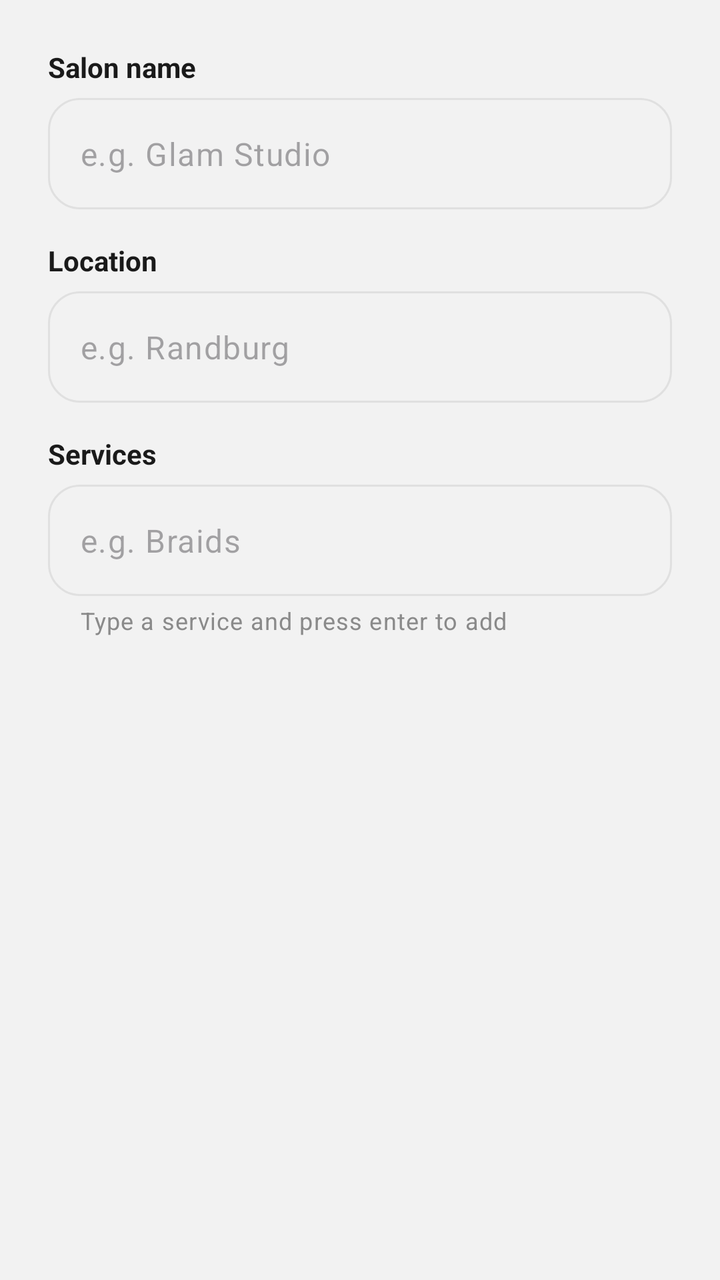
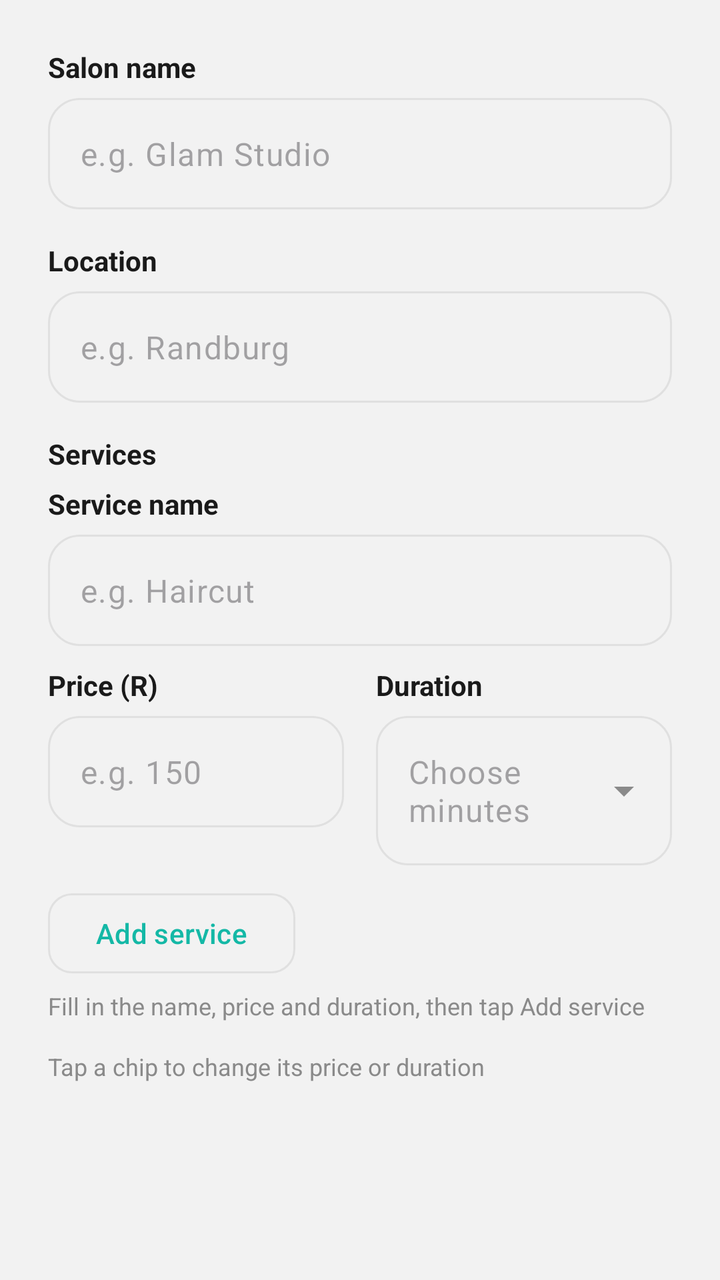

Compare the two renders of this Android layout. The source of the first and the diff that turns it into the second are given below.
<!-- AndroidManifest.xml: application theme Theme.HairGo -->
<!-- res/layout/dialog_add_salon.xml -->
<?xml version="1.0" encoding="utf-8"?>
<LinearLayout
    xmlns:android="http://schemas.android.com/apk/res/android"
    xmlns:app="http://schemas.android.com/apk/res-auto"
    android:layout_width="match_parent"
    android:layout_height="wrap_content"
    android:orientation="vertical"
    android:padding="24dp">

    <TextView
        android:layout_width="wrap_content"
        android:layout_height="wrap_content"
        android:layout_marginBottom="6dp"
        android:text="Salon name"
        android:textColor="@color/text_primary"
        android:textSize="14sp"
        android:textStyle="bold" />

    <com.google.android.material.textfield.TextInputLayout
        android:id="@+id/tilSalonName"
        style="@style/Widget.Material3.TextInputLayout.OutlinedBox"
        android:layout_width="match_parent"
        android:layout_height="wrap_content"
        app:boxCornerRadiusBottomEnd="16dp"
        app:boxCornerRadiusBottomStart="16dp"
        app:boxCornerRadiusTopEnd="16dp"
        app:boxCornerRadiusTopStart="16dp"
        app:hintEnabled="false">

        <com.google.android.material.textfield.TextInputEditText
            android:id="@+id/etSalonName"
            android:layout_width="match_parent"
            android:layout_height="wrap_content"
            android:hint="e.g. Glam Studio"
            android:inputType="textCapWords" />
    </com.google.android.material.textfield.TextInputLayout>

    <TextView
        android:layout_width="wrap_content"
        android:layout_height="wrap_content"
        android:layout_marginTop="16dp"
        android:layout_marginBottom="6dp"
        android:text="Location"
        android:textColor="@color/text_primary"
        android:textSize="14sp"
        android:textStyle="bold" />

    <com.google.android.material.textfield.TextInputLayout
        android:id="@+id/tilSalonLocation"
        style="@style/Widget.Material3.TextInputLayout.OutlinedBox"
        android:layout_width="match_parent"
        android:layout_height="wrap_content"
        app:boxCornerRadiusBottomEnd="16dp"
        app:boxCornerRadiusBottomStart="16dp"
        app:boxCornerRadiusTopEnd="16dp"
        app:boxCornerRadiusTopStart="16dp"
        app:hintEnabled="false">

        <com.google.android.material.textfield.TextInputEditText
            android:id="@+id/etSalonLocation"
            android:layout_width="match_parent"
            android:layout_height="wrap_content"
            android:hint="e.g. Randburg"
            android:inputType="textCapWords" />
    </com.google.android.material.textfield.TextInputLayout>

    <TextView
        android:layout_width="wrap_content"
        android:layout_height="wrap_content"
        android:layout_marginTop="16dp"
        android:layout_marginBottom="6dp"
        android:text="Services"
        android:textColor="@color/text_primary"
        android:textSize="14sp"
        android:textStyle="bold" />

    <com.google.android.material.textfield.TextInputLayout
        android:id="@+id/tilSalonService"
        style="@style/Widget.Material3.TextInputLayout.OutlinedBox"
        android:layout_width="match_parent"
        android:layout_height="wrap_content"
        app:boxCornerRadiusBottomEnd="16dp"
        app:boxCornerRadiusBottomStart="16dp"
        app:boxCornerRadiusTopEnd="16dp"
        app:boxCornerRadiusTopStart="16dp"
        app:hintEnabled="false"
        app:helperText="Type a service and press enter to add">

        <com.google.android.material.textfield.TextInputEditText
            android:id="@+id/etSalonService"
            android:layout_width="match_parent"
            android:layout_height="wrap_content"
            android:hint="e.g. Braids"
            android:imeOptions="actionDone"
            android:inputType="textCapWords" />
    </com.google.android.material.textfield.TextInputLayout>

    <com.google.android.material.chip.ChipGroup
        android:id="@+id/chipGroupServices"
        android:layout_width="match_parent"
        android:layout_height="wrap_content"
        android:layout_marginTop="8dp"
        app:singleLine="false" />

</LinearLayout>
<!-- resources referenced by this layout -->
<resources>
  <color name="text_primary">#1A1A1A</color>
  <style name="Theme.HairGo" parent="Base.Theme.HairGo">
          <item name="snackbarStyle">@style/Widget.HairGo.Snackbar</item>
      </style>
  <style name="Base.Theme.HairGo" parent="Theme.Material3.DayNight.NoActionBar">
          <item name="colorPrimary">@color/teal</item>
          <item name="colorOnPrimary">@color/white</item>
          <item name="colorSurface">@color/surface</item>
          <item name="colorOnSurface">@color/text_primary</item>
          <item name="colorSurfaceVariant">@color/grey_light</item>
          <item name="colorOnSurfaceVariant">@color/grey_medium</item>
          <item name="colorOutline">@color/grey_border</item>
          <item name="android:colorBackground">@color/grey_light</item>
      </style>
  <style name="Widget.HairGo.Snackbar" parent="Widget.Material3.Snackbar">
          <item name="backgroundTint">@color/navy</item>
          <item name="android:textColor">@color/white</item>
          <item name="shapeAppearanceOverlay">@style/ShapeAppearanceOverlay.HairGo_Snackbar</item>
      </style>
  <color name="teal">#14B8A6</color>
  <color name="white">#FFFFFF</color>
  <color name="surface">#FFFFFF</color>
  <color name="grey_light">#F2F2F2</color>
  <color name="grey_medium">#8A8A8A</color>
  <color name="grey_border">#E0E0E0</color>
  <color name="navy">#1B2A4A</color>
  <style name="ShapeAppearanceOverlay.HairGo_Snackbar" parent="">
          <item name="cornerFamily">rounded</item>
          <item name="cornerSize">16dp</item>
      </style>
</resources>

<!-- the commit's change to res/layout/dialog_add_salon.xml (unified diff, before → after) -->
@@ -11,7 +11,7 @@
         android:layout_width="wrap_content"
         android:layout_height="wrap_content"
         android:layout_marginBottom="6dp"
-        android:text="Salon name"
+        android:text="@string/label_salon_name"
         android:textColor="@color/text_primary"
         android:textSize="14sp"
         android:textStyle="bold" />
@@ -31,7 +31,7 @@
             android:id="@+id/etSalonName"
             android:layout_width="match_parent"
             android:layout_height="wrap_content"
-            android:hint="e.g. Glam Studio"
+            android:hint="@string/hint_salon_name"
             android:inputType="textCapWords" />
     </com.google.android.material.textfield.TextInputLayout>
 
@@ -40,7 +40,7 @@
         android:layout_height="wrap_content"
         android:layout_marginTop="16dp"
         android:layout_marginBottom="6dp"
-        android:text="Location"
+        android:text="@string/label_location"
         android:textColor="@color/text_primary"
         android:textSize="14sp"
         android:textStyle="bold" />
@@ -60,7 +60,7 @@
             android:id="@+id/etSalonLocation"
             android:layout_width="match_parent"
             android:layout_height="wrap_content"
-            android:hint="e.g. Randburg"
+            android:hint="@string/hint_salon_location"
             android:inputType="textCapWords" />
     </com.google.android.material.textfield.TextInputLayout>
 
@@ -69,13 +69,22 @@
         android:layout_height="wrap_content"
         android:layout_marginTop="16dp"
         android:layout_marginBottom="6dp"
-        android:text="Services"
+        android:text="@string/section_services"
+        android:textColor="@color/text_primary"
+        android:textSize="14sp"
+        android:textStyle="bold" />
+
+    <TextView
+        android:layout_width="wrap_content"
+        android:layout_height="wrap_content"
+        android:layout_marginBottom="6dp"
+        android:text="@string/label_service_name"
         android:textColor="@color/text_primary"
         android:textSize="14sp"
         android:textStyle="bold" />
 
     <com.google.android.material.textfield.TextInputLayout
-        android:id="@+id/tilSalonService"
+        android:id="@+id/tilSalonServiceName"
         style="@style/Widget.Material3.TextInputLayout.OutlinedBox"
         android:layout_width="match_parent"
         android:layout_height="wrap_content"
@@ -83,23 +92,136 @@
         app:boxCornerRadiusBottomStart="16dp"
         app:boxCornerRadiusTopEnd="16dp"
         app:boxCornerRadiusTopStart="16dp"
-        app:hintEnabled="false"
-        app:helperText="Type a service and press enter to add">
+        app:hintEnabled="false">
 
         <com.google.android.material.textfield.TextInputEditText
-            android:id="@+id/etSalonService"
+            android:id="@+id/etSalonServiceName"
             android:layout_width="match_parent"
             android:layout_height="wrap_content"
-            android:hint="e.g. Braids"
-            android:imeOptions="actionDone"
+            android:hint="@string/hint_service_name"
             android:inputType="textCapWords" />
     </com.google.android.material.textfield.TextInputLayout>
 
+    <LinearLayout
+        android:layout_width="match_parent"
+        android:layout_height="wrap_content"
+        android:layout_marginTop="10dp"
+        android:orientation="horizontal">
+
+        <LinearLayout
+            android:layout_width="0dp"
+            android:layout_height="wrap_content"
+            android:layout_marginEnd="8dp"
+            android:layout_weight="1"
+            android:orientation="vertical">
+
+            <TextView
+                android:layout_width="wrap_content"
+                android:layout_height="wrap_content"
+                android:layout_marginBottom="6dp"
+                android:text="@string/label_service_price"
+                android:textColor="@color/text_primary"
+                android:textSize="14sp"
+                android:textStyle="bold" />
+
+            <com.google.android.material.textfield.TextInputLayout
+                android:id="@+id/tilSalonServicePrice"
+                style="@style/Widget.Material3.TextInputLayout.OutlinedBox"
+                android:layout_width="match_parent"
+                android:layout_height="wrap_content"
+                app:boxCornerRadiusBottomEnd="16dp"
+                app:boxCornerRadiusBottomStart="16dp"
+                app:boxCornerRadiusTopEnd="16dp"
+                app:boxCornerRadiusTopStart="16dp"
+                app:hintEnabled="false">
+
+                <com.google.android.material.textfield.TextInputEditText
+                    android:id="@+id/etSalonServicePrice"
+                    android:layout_width="match_parent"
+                    android:layout_height="wrap_content"
+                    android:hint="@string/hint_service_price"
+                    android:inputType="numberDecimal" />
+            </com.google.android.material.textfield.TextInputLayout>
+        </LinearLayout>
+
+        <LinearLayout
+            android:layout_width="0dp"
+            android:layout_height="wrap_content"
+            android:layout_marginStart="8dp"
+            android:layout_weight="1"
+            android:orientation="vertical">
+
+            <TextView
+                android:layout_width="wrap_content"
+                android:layout_height="wrap_content"
+                android:layout_marginBottom="6dp"
+                android:text="@string/label_service_duration"
+                android:textColor="@color/text_primary"
+                android:textSize="14sp"
+                android:textStyle="bold" />
+
+            <com.google.android.material.textfield.TextInputLayout
+                android:id="@+id/tilSalonServiceDuration"
+                style="@style/Widget.Material3.TextInputLayout.OutlinedBox.ExposedDropdownMenu"
+                android:layout_width="match_parent"
+                android:layout_height="wrap_content"
+                app:boxCornerRadiusBottomEnd="16dp"
+                app:boxCornerRadiusBottomStart="16dp"
+                app:boxCornerRadiusTopEnd="16dp"
+                app:boxCornerRadiusTopStart="16dp"
+                app:hintEnabled="false">
+
+                <AutoCompleteTextView
+                    android:id="@+id/actvSalonServiceDuration"
+                    android:layout_width="match_parent"
+                    android:layout_height="wrap_content"
+                    android:hint="@string/hint_service_duration"
+                    android:inputType="none" />
+            </com.google.android.material.textfield.TextInputLayout>
+        </LinearLayout>
+    </LinearLayout>
+
+    <com.google.android.material.button.MaterialButton
+        android:id="@+id/btnAddSalonService"
+        style="@style/Widget.Material3.Button.OutlinedButton"
+        android:layout_width="wrap_content"
+        android:layout_height="wrap_content"
+        android:layout_marginTop="10dp"
+        android:text="@string/btn_add_service"
+        android:textAllCaps="false"
+        app:cornerRadius="12dp" />
+
+    <TextView
+        android:id="@+id/tvSalonServiceEditorHint"
+        android:layout_width="wrap_content"
+        android:layout_height="wrap_content"
+        android:layout_marginTop="4dp"
+        android:text="@string/helper_service_editor"
+        android:textColor="@color/grey_medium"
+        android:textSize="12sp" />
+
     <com.google.android.material.chip.ChipGroup
         android:id="@+id/chipGroupServices"
         android:layout_width="match_parent"
         android:layout_height="wrap_content"
-        android:layout_marginTop="8dp"
+        android:layout_marginTop="10dp"
         app:singleLine="false" />
 
+    <TextView
+        android:id="@+id/tvServiceListError"
+        android:layout_width="match_parent"
+        android:layout_height="wrap_content"
+        android:layout_marginTop="4dp"
+        android:textColor="@color/error"
+        android:textSize="12sp"
+        android:visibility="gone" />
+
+    <TextView
+        android:layout_width="wrap_content"
+        android:layout_height="wrap_content"
+        android:layout_marginTop="4dp"
+        android:text="@string/helper_service_chips"
+        android:textColor="@color/grey_medium"
+        android:textSize="12sp" />
+
 </LinearLayout>
<!-- resource entries referenced after the edit -->
@@ -1,6 +1,21 @@
 <!-- resources referenced by this layout -->
 <resources>
+  <color name="error">#D9534F</color>
   <color name="text_primary">#1A1A1A</color>
+  <string name="btn_add_service">Add service</string>
+  <string name="helper_service_chips">Tap a chip to change its price or duration</string>
+  <string name="helper_service_editor">Fill in the name, price and duration, then tap Add service</string>
+  <string name="hint_salon_location">e.g. Randburg</string>
+  <string name="hint_salon_name">e.g. Glam Studio</string>
+  <string name="hint_service_duration">Choose minutes</string>
+  <string name="hint_service_name">e.g. Haircut</string>
+  <string name="hint_service_price">e.g. 150</string>
+  <string name="label_location">Location</string>
+  <string name="label_salon_name">Salon name</string>
+  <string name="label_service_duration">Duration</string>
+  <string name="label_service_name">Service name</string>
+  <string name="label_service_price">Price (R)</string>
+  <string name="section_services">Services</string>
   <style name="Theme.HairGo" parent="Base.Theme.HairGo">
           <item name="snackbarStyle">@style/Widget.HairGo.Snackbar</item>
       </style>
